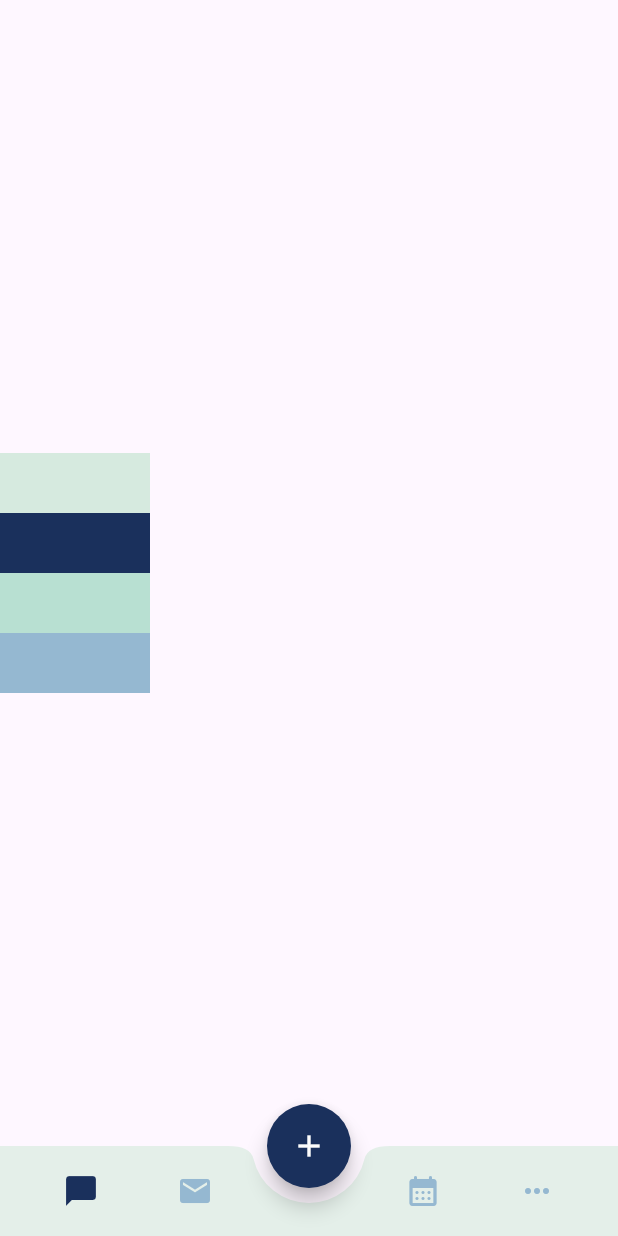
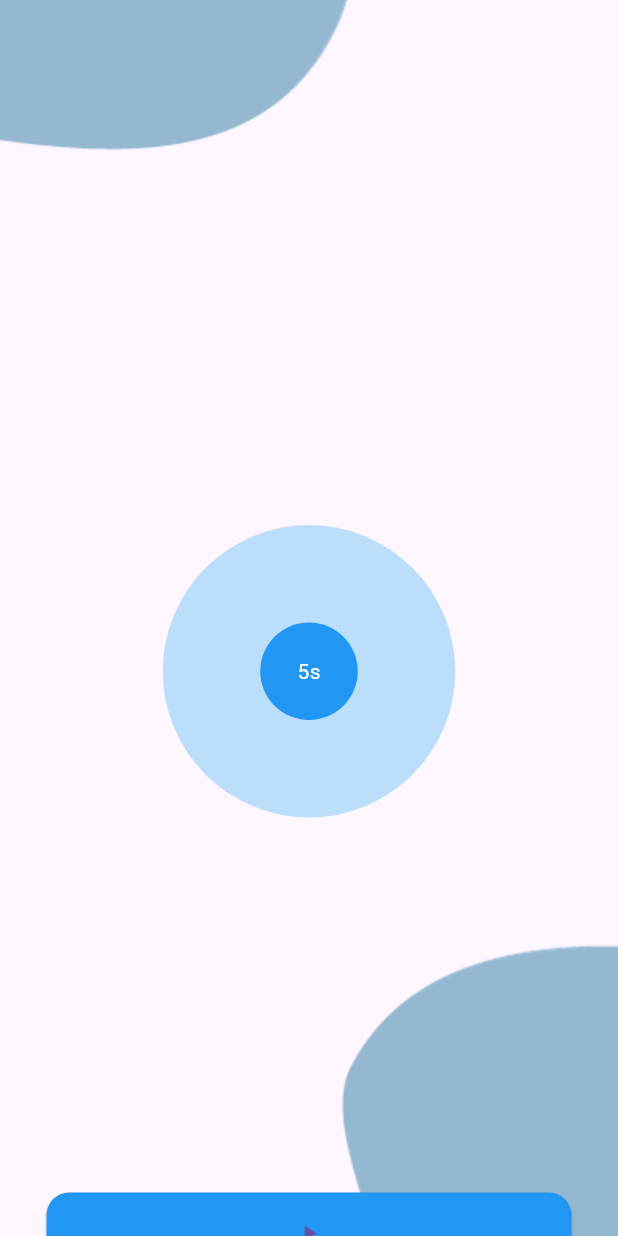
Before and after one commit to mahm-8/asthma-project, a Flutter app: the screen it shows after launch, on a phone screen of 412 x 824 dp. Run offline on Flutter 3.47's test engine with Material 3 defaults, Android fonts, the phone set to English and light mode, and no system bars; our stand-ins replace just_audio.

Commit message:
- add breathing page

```diff
--- /dev/null
+++ b/asthma/lib/Screens/breathing/breathing_screen.dart
@@ -0,0 +1,118 @@
+import 'package:flutter/material.dart';
+import 'package:just_audio/just_audio.dart';
+
+class BreathingScreen extends StatefulWidget {
+  BreathingScreen({super.key});
+
+  @override
+  State<BreathingScreen> createState() => _BreathingScreenState();
+}
+
+class _BreathingScreenState extends State<BreathingScreen> {
+  final _player = AudioPlayer();
+  @override
+  void initState() {
+    super.initState();
+    WidgetsFlutterBinding.ensureInitialized();
+    _setupAudioPlyer();
+  }
+
+  @override
+  Widget build(BuildContext context) {
+    return Scaffold(
+      body: Stack(children: [
+        Positioned(
+            right: 5,
+            bottom: 5,
+            child: Image.asset("assets/Bluebackground.png")),
+        Positioned(
+            left: 55,
+            top: 320,
+            child: Image.asset("assets/Bluebackground.png")),
+        Column(
+          crossAxisAlignment: CrossAxisAlignment.center,
+          children: [
+            const SizedBox(
+              height: 350,
+            ),
+            Stack(
+              alignment: AlignmentDirectional.center,
+              children: [
+                Container(
+                  height: 195,
+                  decoration: BoxDecoration(
+                      color: Colors.blue.shade100, shape: BoxShape.circle),
+                ),
+                Container(
+                  alignment: Alignment.center,
+                  height: 65,
+                  decoration: const BoxDecoration(
+                      color: Colors.blue, shape: BoxShape.circle),
+                  child: const Text(
+                    "5s",
+                    style: TextStyle(
+                      color: Colors.white,
+                    ),
+                  ),
+                )
+              ],
+            ),
+            const SizedBox(
+              height: 250,
+            ),
+            SizedBox(
+              height: 55,
+              width: 350,
+              child: ElevatedButton(
+                  style: ElevatedButton.styleFrom(
+                      backgroundColor: Colors.blue,
+                      shape: RoundedRectangleBorder(
+                          borderRadius: BorderRadius.circular(15))),
+                  onPressed: () {},
+                  child: _playControlButton()),
+            ),
+          ],
+        ),
+      ]),
+    );
+  }
+
+  Future<void> _setupAudioPlyer() async {
+    _player.playbackEventStream.listen((event) {},
+        onError: (Object e, StackTrace stacktrace) {
+      print("audio stream error: $e");
+    });
+
+    try {
+      _player
+          .setAudioSource(AudioSource.asset("assets/Breathing_Exercise.mp3"));
+    } catch (e) {
+      print("error loading audio: $e");
+    }
+  }
+
+  Widget _playControlButton() {
+    return StreamBuilder<PlayerState>(
+        stream: _player.playerStateStream,
+        builder: (context, snapshot) {
+          final processingState = snapshot.data?.processingState;
+          final playing = snapshot.data?.playing;
+          if (processingState == ProcessingState.loading ||
+              processingState == ProcessingState.buffering) {
+            return const Center(
+              child: CircularProgressIndicator(),
+            );
+          } else if (playing != true) {
+            return IconButton(
+                onPressed: _player.play, icon: const Icon(Icons.play_arrow));
+          } else if (processingState != ProcessingState.completed) {
+            return IconButton(
+                onPressed: _player.pause, icon: const Icon(Icons.pause));
+          } else {
+            return IconButton(
+                onPressed: () => _player.seek(Duration.zero),
+                icon: Icon(Icons.replay));
+          }
+        });
+  }
+}
--- a/asthma/lib/main.dart
+++ b/asthma/lib/main.dart
@@ -1,4 +1,5 @@
 import 'package:asthma/Screens/NavBar/nav_bar.dart';
+import 'package:asthma/Screens/breathing/breathing_screen.dart';
 import 'package:flutter/material.dart';
 
 void main() {
@@ -10,8 +11,8 @@ class MainApp extends StatelessWidget {
 
   @override
   Widget build(BuildContext context) {
-    return const MaterialApp(
-      home: NavigatorBarScreen(),
+    return MaterialApp(
+      home: BreathingScreen(),
     );
   }
 }
--- a/asthma/pubspec.yaml
+++ b/asthma/pubspec.yaml
@@ -9,6 +9,8 @@ environment:
 dependencies:
   flutter:
     sdk: flutter
+  just_audio: ^0.9.36
+  audio_video_progress_bar: ^2.0.1
 
 dev_dependencies:
   flutter_test:
@@ -17,3 +19,5 @@ dev_dependencies:
 
 flutter:
   uses-material-design: true
+  assets:
+    - assets/
```
Also changed, not shown: asthma/assets/Bluebackground.png (added), asthma/pubspec.lock, 2 other files.
